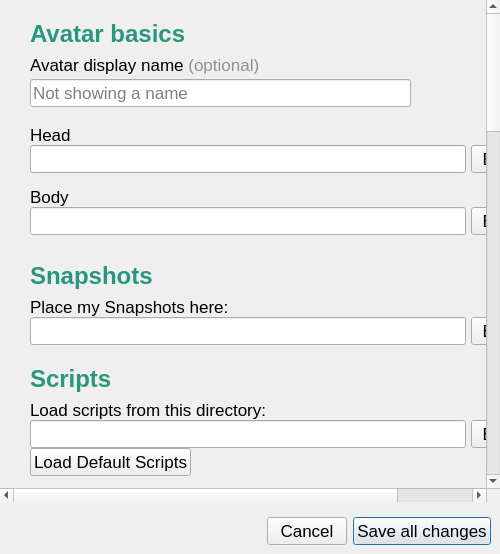
vircadia/vircadia-native-core, file interface/ui/preferencesDialog.ui: the form before one commit.
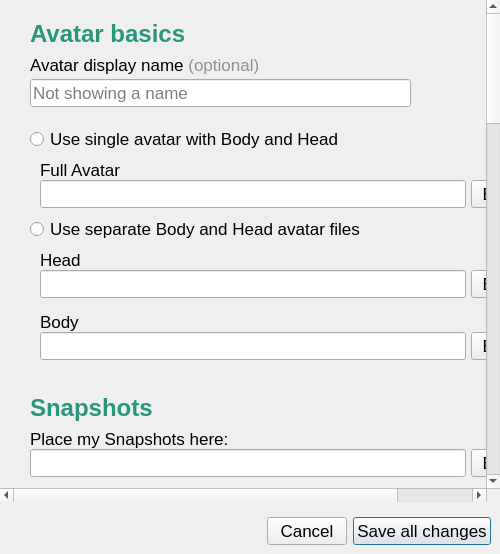
The form after the commit.

Commit message: first cut at new avatar preferences UI

The edit to the form file:
```diff
--- a/interface/ui/preferencesDialog.ui
+++ b/interface/ui/preferencesDialog.ui
@@ -198,8 +198,194 @@
          <property name="bottomMargin">
           <number>7</number>
          </property>
+         
+         
+         
+       <item>
+        <widget class="QRadioButton" name="useFullAvatar">
+         <property name="sizePolicy">
+          <sizepolicy hsizetype="Minimum" vsizetype="Minimum">
+           <horstretch>0</horstretch>
+           <verstretch>0</verstretch>
+          </sizepolicy>
+         </property>
+         <property name="minimumSize">
+          <size>
+           <width>32</width>
+           <height>28</height>
+          </size>
+         </property>
+         <property name="baseSize">
+          <size>
+           <width>0</width>
+           <height>0</height>
+          </size>
+         </property>
+         <property name="font">
+          <font>
+           <family>Arial</family>
+          </font>
+         </property>
+         <property name="text">
+          <string>Use single avatar with Body and Head</string>
+         </property>
+         <property name="iconSize">
+          <size>
+           <width>0</width>
+           <height>0</height>
+          </size>
+         </property>
+        </widget>
+       </item>
+
+
+
+       <item>
+        <layout class="QVBoxLayout" name="verticalLayout_fullAvatar">
+         <property name="spacing">
+          <number>0</number>
+         </property>
+         <property name="leftMargin">
+          <number>10</number>
+         </property>
+         <property name="topMargin">
+          <number>7</number>
+         </property>
+         <property name="bottomMargin">
+          <number>7</number>
+         </property>
+         
+         
          <item>
-          <widget class="QLabel" name="headLabel">
+          <widget class="QLabel" name="fullAvatarNameLabel">
+           <property name="font">
+            <font>
+             <family>Arial</family>
+            </font>
+           </property>
+           <property name="text">
+            <string>Full Avatar</string>
+           </property>
+           <property name="alignment">
+            <set>Qt::AlignBottom|Qt::AlignLeading|Qt::AlignLeft</set>
+           </property>
+           <property name="buddy">
+            <cstring>fullAvatarURLEdit</cstring>
+           </property>
+          </widget>
+         </item>
+
+         <item>
+          <layout class="QHBoxLayout" name="horizontalLayout_fullAvatar">
+           <property name="spacing">
+            <number>0</number>
+           </property>
+           <item>
+            <widget class="QLineEdit" name="fullAvatarURLEdit">
+             <property name="minimumSize">
+              <size>
+               <width>0</width>
+               <height>0</height>
+              </size>
+             </property>
+            </widget>
+           </item>
+           <item>
+            <spacer name="horizontalSpacer_fullAvatar">
+             <property name="orientation">
+              <enum>Qt::Horizontal</enum>
+             </property>
+             <property name="sizeType">
+              <enum>QSizePolicy::Fixed</enum>
+             </property>
+             <property name="sizeHint" stdset="0">
+              <size>
+               <width>5</width>
+               <height>20</height>
+              </size>
+             </property>
+            </spacer>
+           </item>
+           <item>
+            <widget class="QPushButton" name="buttonBrowseFullAvatar">
+             <property name="font">
+              <font>
+               <family>Arial</family>
+              </font>
+             </property>
+             <property name="text">
+              <string>Browse</string>
+             </property>
+             <property name="iconSize">
+              <size>
+               <width>0</width>
+               <height>0</height>
+              </size>
+             </property>
+            </widget>
+           </item>
+          </layout>
+         </item>
+        </layout>
+       </item>
+
+       <item>
+        <widget class="QRadioButton" name="useSeparateBodyAndHead">
+         <property name="sizePolicy">
+          <sizepolicy hsizetype="Minimum" vsizetype="Minimum">
+           <horstretch>0</horstretch>
+           <verstretch>0</verstretch>
+          </sizepolicy>
+         </property>
+         <property name="minimumSize">
+          <size>
+           <width>32</width>
+           <height>28</height>
+          </size>
+         </property>
+         <property name="baseSize">
+          <size>
+           <width>0</width>
+           <height>0</height>
+          </size>
+         </property>
+         <property name="font">
+          <font>
+           <family>Arial</family>
+          </font>
+         </property>
+         <property name="text">
+          <string>Use separate Body and Head avatar files</string>
+         </property>
+         <property name="iconSize">
+          <size>
+           <width>0</width>
+           <height>0</height>
+          </size>
+         </property>
+        </widget>
+       </item>
+
+
+       <item>
+        <layout class="QVBoxLayout" name="verticalLayout_separateParts_head">
+         <property name="spacing">
+          <number>0</number>
+         </property>
+         <property name="leftMargin">
+          <number>10</number>
+         </property>
+         <property name="topMargin">
+          <number>7</number>
+         </property>
+         <property name="bottomMargin">
+          <number>7</number>
+         </property>
+
+
+
+         <item>
+          <widget class="QLabel" name="headNameLabel">
            <property name="font">
             <font>
              <family>Arial</family>
@@ -215,7 +401,10 @@
             <cstring>snapshotLocationEdit</cstring>
            </property>
           </widget>
+
          </item>
+         
+         
          <item>
           <layout class="QHBoxLayout" name="horizontalLayout">
            <property name="spacing">
@@ -260,13 +449,19 @@
            </item>
           </layout>
          </item>
+         
+         
         </layout>
        </item>
+
        <item>
-        <layout class="QVBoxLayout" name="verticalLayout_3">
+        <layout class="QVBoxLayout" name="verticalLayout_separateParts_body">
          <property name="spacing">
           <number>0</number>
          </property>
+         <property name="leftMargin">
+          <number>10</number>
+         </property>
          <property name="topMargin">
           <number>7</number>
          </property>
@@ -344,6 +539,20 @@
          </item>
         </layout>
        </item>
+
+
+
+
+        </layout>
+       </item>
+
+                
+         
+
+
+
+       
+       
        <item>
         <spacer name="verticalSpacer_2">
          <property name="orientation">
```
Left out of the diff: 10 changed lines with no effect on the pictures. The commit also changes 6 other files.
